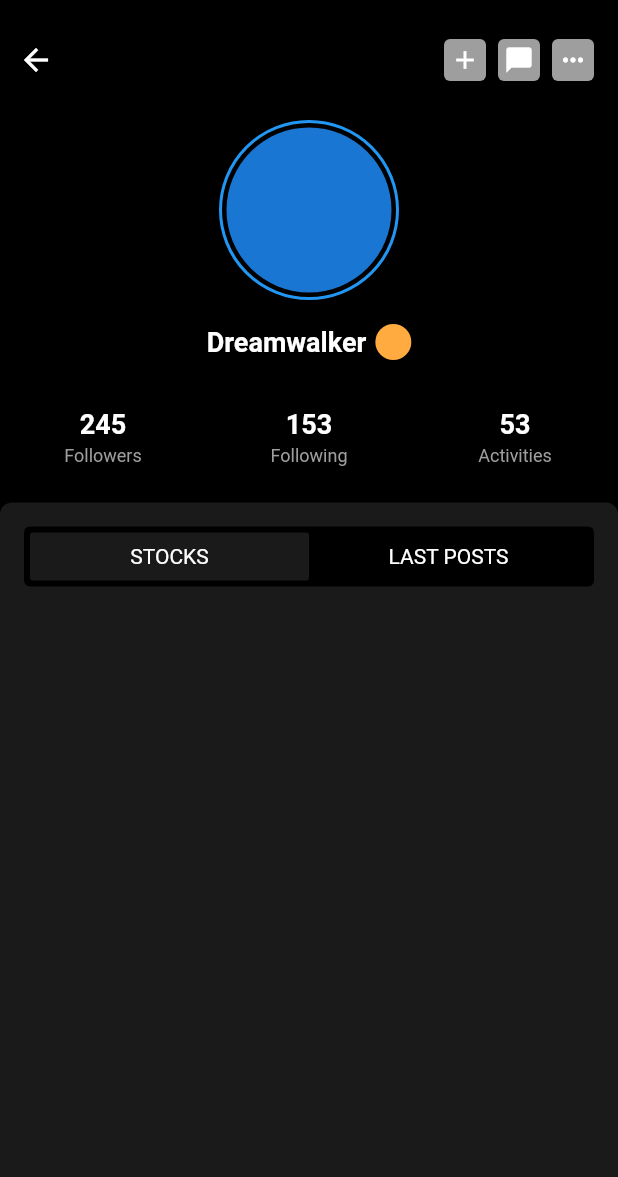
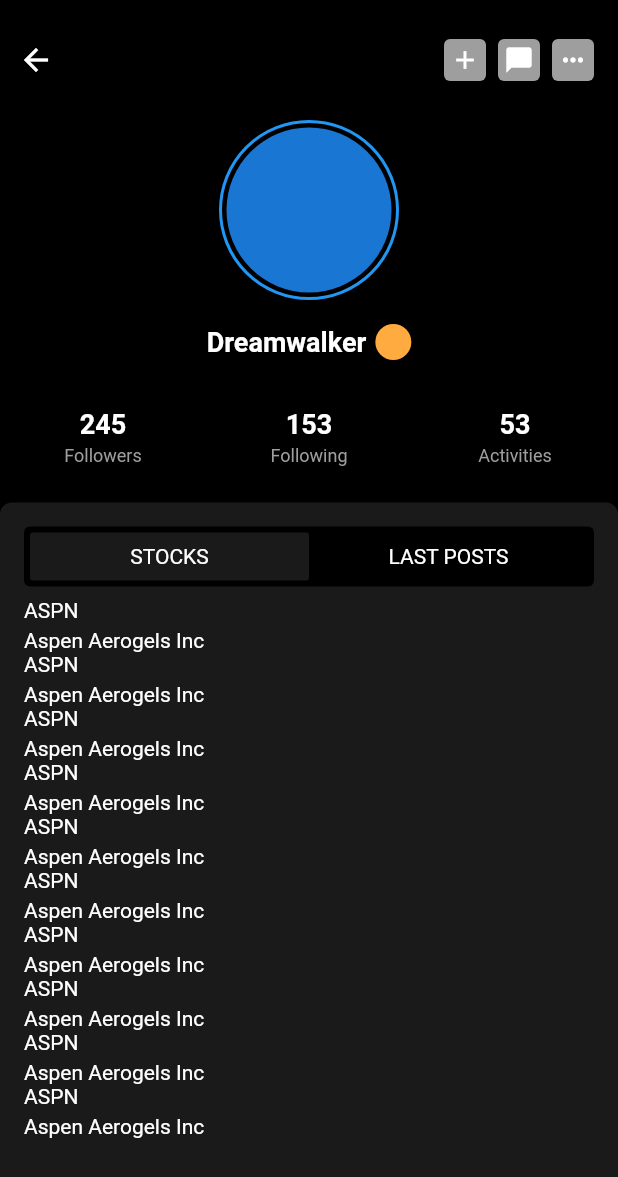
Before and after one commit to JAICHANGPARK/flutter_notebook_chapter_21, a Flutter app: the screen it shows after launch, on a phone screen of 412 x 824 dp. Shown: the top 1177 px of the screen. Run offline on Flutter 3.47's test engine with Material 2 defaults, Android fonts, the light colour scheme and no system bars; our stand-ins replace badges, fl_chart, flutter_riverpod; missing offline and left inert: candlesticks.

Commit message:
Update intestment_profile_page.dart

```diff
--- a/lib/ep1221_investment_app/src/ui/intestment_profile_page.dart
+++ b/lib/ep1221_investment_app/src/ui/intestment_profile_page.dart
@@ -292,7 +292,32 @@
                         itemBuilder: (context, index) {
                           return Row(
                             children: [
-
+                              Column(
+                                crossAxisAlignment: CrossAxisAlignment.start,
+                                children: [
+                                  Text(
+                                    "ASPN",
+                                    style: TextStyle(
+                                      color: Colors.white,
+                                    ),
+                                  ),
+                                  SizedBox(
+                                    height: 4,
+                                  ),
+                                  Text(
+                                    "Aspen Aerogels Inc",
+                                    style: TextStyle(
+                                      color: Colors.white,
+                                    ),
+                                  ),
+                                ],
+                              ),
+                              Column(
+                                children: [],
+                              ),
+                              Column(
+                                children: [],
+                              ),
                             ],
                           );
                         },
```
